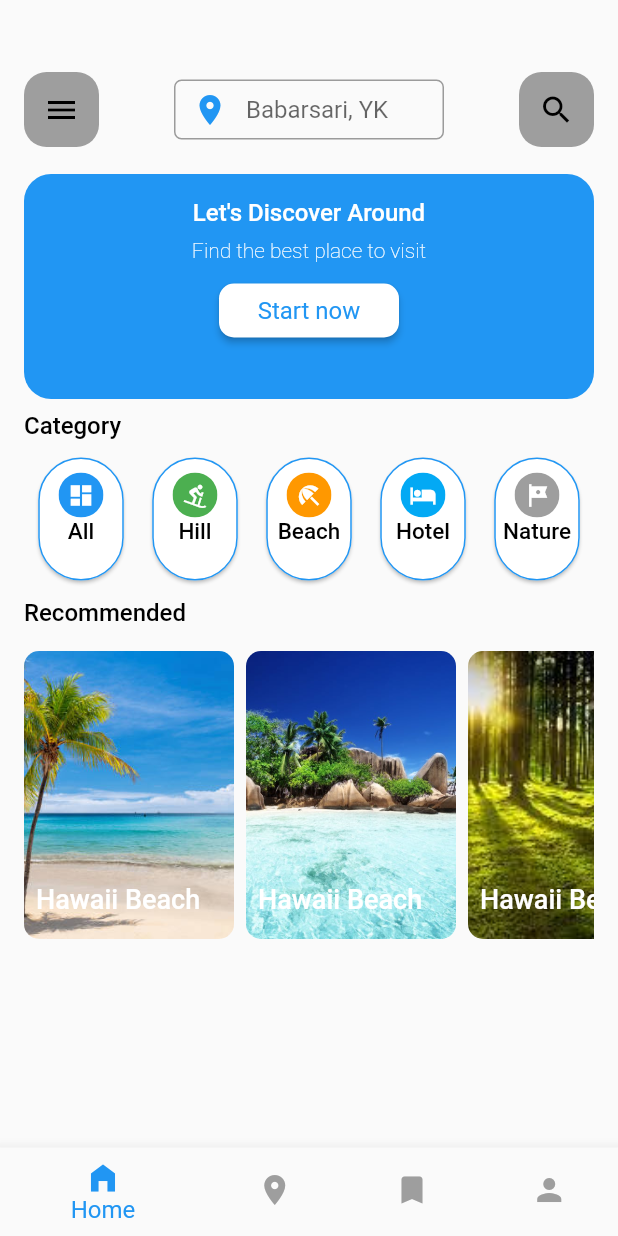
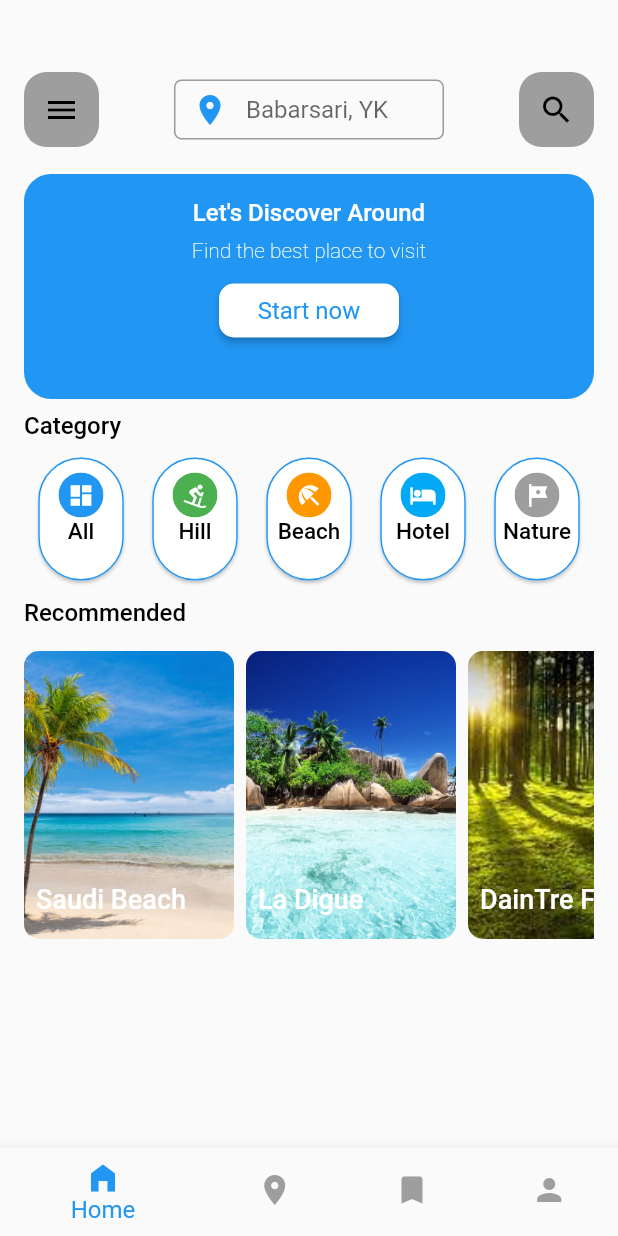
Before and after one commit to Nzovia/traveller, a Flutter app: the screen it shows after launch, on a phone screen of 412 x 824 dp. Run offline on Flutter 3.47's test engine with Material 2 defaults, Android fonts, the phone set to English and light mode, and no system bars; our stand-ins replace dio, get, google_maps_flutter; missing offline and left inert: flutter_polyline_points.

```diff
--- a/lib/models/recommended_data.dart
+++ b/lib/models/recommended_data.dart
@@ -2,38 +2,38 @@ class recommendedData{
   List recommended = [
     {
       "image": "images/beach.jpg",
-      "title": "Hawaii Beach",
+      "title": "Saudi Beach",
     },
 
     {
       "image": "images/beach2.jpg",
-      "title": "Hawaii Beach",
+      "title": "La Digue",
     },
 
     {
       "image": "images/forest.jpeg",
-      "title": "Hawaii Beach",
+      "title": "DainTre Forest",
     },
 
     {
       "image": "images/forest2.jpg",
-      "title": "Hawaii Beach",
+      "title": "Black Forest",
     },
     {
       "image": "images/hills.jpeg",
-      "title": "Hawaii Beach",
+      "title": "Palni Hills",
     },
     {
       "image": "images/hills2.jpeg",
-      "title": "Hawaii Beach",
+      "title": "Velikonda",
     },
     {
       "image": "images/hotel1.jpg",
-      "title": "Hawaii Beach",
+      "title": "Kilifi Resort",
     },
     {
       "image": "images/hotel2.jpeg",
-      "title": "Hawaii Beach",
+      "title": "Serena Hotel",
     },
 
 
--- a/lib/pages/landingpage.dart
+++ b/lib/pages/landingpage.dart
@@ -1,5 +1,4 @@
 import 'package:flutter/material.dart';
-import 'package:cupertino_icons/cupertino_icons.dart';
 import 'package:traveller/models/recommended_data.dart';
 import 'package:traveller/widgets/TextsWidgets/largerTexts.dart';
 import 'package:traveller/widgets/TextsWidgets/smallerTexts.dart';
@@ -7,6 +6,8 @@ import 'package:traveller/widgets/buttonWidget.dart';
 import 'package:traveller/widgets/cards/categorycard.dart';
 import 'package:traveller/widgets/cards/recommended_card.dart';
 import 'package:traveller/widgets/navdrawer.dart';
+
+import 'categoryPage.dart';
 
 class HomePage extends StatefulWidget {
   const HomePage({Key? key}) : super(key: key);
@@ -16,7 +17,6 @@ class HomePage extends StatefulWidget {
 }
 
 class _HomePageState extends State<HomePage> {
-
   @override
   Widget build(BuildContext context) {
     return Scaffold(
@@ -28,22 +28,21 @@ class _HomePageState extends State<HomePage> {
               Row(
                 mainAxisAlignment: MainAxisAlignment.spaceBetween,
                 children: [
-                  ClipRRect(
+                  GestureDetector(
+                    onTap: () => const NavDrawer(),
+                    child: ClipRRect(
                         borderRadius: BorderRadius.circular(15.0),
                         child: Container(
                           width: 50,
                           height: 50,
                           color: Colors.grey,
-                        child:GestureDetector(
                           child: const Icon(
                             Icons.menu,
                             size: 24,
                             color: Colors.black,
                           ),
-                          onTap: () => const NavDrawer(),
-                        )
-
                         )),
+                  ),
                   const SizedBox(
                     width: 180,
                     height: 40,
@@ -99,14 +98,15 @@ class _HomePageState extends State<HomePage> {
                           const SizedBox(height: 8.0),
                           ButtonTheme(
                             minWidth: 120.0,
-                            child: ButtonWidget(buttonText: 'Start now',
-                              onPressed: () {  },
+                            child: ButtonWidget(
+                              buttonText: 'Start now',
+                              onPressed: () {},
                               shapeBorder: RoundedRectangleBorder(
                                 borderRadius: BorderRadius.circular(10.0),
                               ),
                               buttonColor: Colors.white,
-                            ),)
-
+                            ),
+                          )
                         ],
                       ),
                     )),
@@ -123,27 +123,37 @@ class _HomePageState extends State<HomePage> {
               const SizedBox(
                 height: 8.0,
               ),
+
               //Row to show categories
               Row(
                 mainAxisAlignment: MainAxisAlignment.spaceAround,
-                children: const [
-                  CategoryCard(
+                children:  [
+                  GestureDetector(
+                    onTap: () {
+                      Navigator.push(
+                        context,
+                        MaterialPageRoute(builder: (context) => const CategoryPage()),
+                      );
+                    },
+                    child: const CategoryCard(
                         category: "All",
                         categoryIcon: Icons.dashboard,
                         iconColor: Colors.blue),
-                  CategoryCard(
+                  ),
+
+                  const CategoryCard(
                       category: "Hill",
                       categoryIcon: Icons.downhill_skiing,
                       iconColor: Colors.green),
-                  CategoryCard(
+                  const CategoryCard(
                       category: "Beach",
                       categoryIcon: Icons.beach_access,
                       iconColor: Colors.orange),
-                  CategoryCard(
+                  const CategoryCard(
                       category: "Hotel",
                       categoryIcon: Icons.hotel,
                       iconColor: Colors.lightBlue),
-                  CategoryCard(
+                  const CategoryCard(
                       category: "Nature",
                       categoryIcon: Icons.tour,
                       iconColor: Colors.grey),
@@ -154,10 +164,12 @@ class _HomePageState extends State<HomePage> {
               ),
               const Align(
                 alignment: Alignment.bottomLeft,
-                child:
-                LargerTexts(typedText: "Recommended", textColor: Colors.black),
+                child: LargerTexts(
+                    typedText: "Recommended", textColor: Colors.black),
               ),
-              const SizedBox(height: 8.0,),
+              const SizedBox(
+                height: 8.0,
+              ),
 
               SizedBox(
                   height: 200,
@@ -170,15 +182,11 @@ class _HomePageState extends State<HomePage> {
                         e['title'],
                       );
                     }).toList(),
-                  )
-
-              )//horizontal list of recommended places
-
+                  )) //horizontal list of recommended places
             ],
           ),
         ),
       ),
-
     );
   }
 }
--- a/lib/widgets/cards/categorycard.dart
+++ b/lib/widgets/cards/categorycard.dart
@@ -1,5 +1,6 @@
 
 import 'package:flutter/material.dart';
+import 'package:traveller/widgets/categoryDetailsWidget.dart';
 
 class CategoryCard extends StatelessWidget {
   final String category;
@@ -44,6 +45,8 @@ class CategoryCard extends StatelessWidget {
               )
           ),
         ),
+
+
     );
   }
 }
```
Also changed, not shown: lib/models/allPlacesData.dart (added, +52 -0 lines), lib/pages/categoryPage.dart (added, +52 -0 lines), lib/widgets/categoryDetailsWidget.dart (added, +180 -0 lines), lib/widgets/navdrawer.dart (+26 -0 lines). Lines whose indentation alone changed are shown as unchanged.
